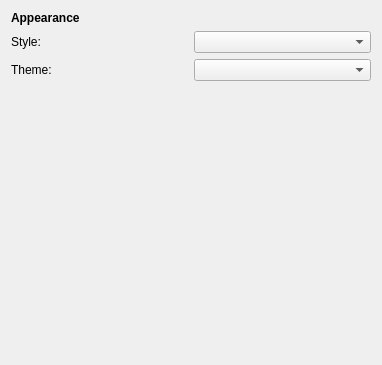
The window that sore-crow/res/designer/preferences/appearance_page.ui (DatDarkAlpaca/sore-crow) describes before a commit, drawn with Qt 5.
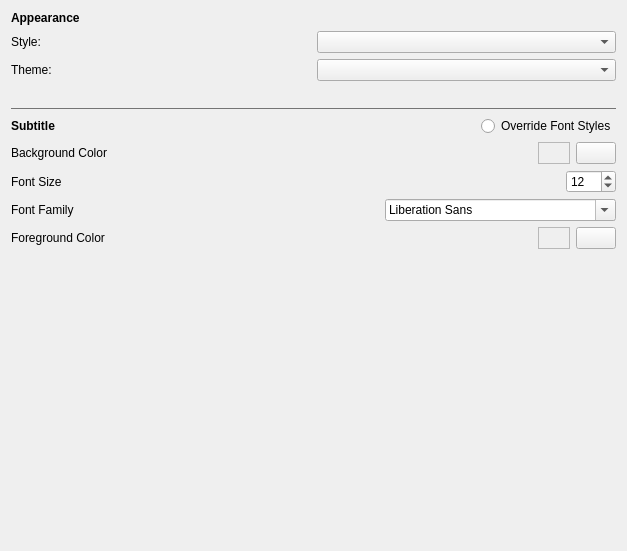
The same window after the commit. Icons and pictures are not drawn.

Commit message: Adds font styling

The edit to the form file:
```diff
--- a/sore-crow/res/designer/preferences/appearance_page.ui
+++ b/sore-crow/res/designer/preferences/appearance_page.ui
@@ -6,8 +6,8 @@
    <rect>
     <x>0</x>
     <y>0</y>
-    <width>382</width>
-    <height>365</height>
+    <width>627</width>
+    <height>551</height>
    </rect>
   </property>
   <property name="windowTitle">
@@ -50,7 +50,246 @@
     </layout>
    </item>
    <item>
-    <spacer name="verticalSpacer">
+    <spacer name="middleSpacer">
+     <property name="orientation">
+      <enum>Qt::Vertical</enum>
+     </property>
+     <property name="sizeType">
+      <enum>QSizePolicy::Fixed</enum>
+     </property>
+     <property name="sizeHint" stdset="0">
+      <size>
+       <width>20</width>
+       <height>20</height>
+      </size>
+     </property>
+    </spacer>
+   </item>
+   <item>
+    <widget class="Line" name="line">
+     <property name="styleSheet">
+      <string notr="true">color: rgb(116, 116, 116);</string>
+     </property>
+     <property name="frameShadow">
+      <enum>QFrame::Plain</enum>
+     </property>
+     <property name="orientation">
+      <enum>Qt::Horizontal</enum>
+     </property>
+    </widget>
+   </item>
+   <item>
+    <layout class="QHBoxLayout" name="subtitleHeaderLayout">
+     <item>
+      <widget class="QLabel" name="subtitleHeaderLabel">
+       <property name="text">
+        <string>&lt;b&gt;Subtitle&lt;/b&gt;</string>
+       </property>
+      </widget>
+     </item>
+     <item>
+      <spacer name="subtitleHeaderSpacer">
+       <property name="orientation">
+        <enum>Qt::Horizontal</enum>
+       </property>
+       <property name="sizeHint" stdset="0">
+        <size>
+         <width>40</width>
+         <height>20</height>
+        </size>
+       </property>
+      </spacer>
+     </item>
+     <item>
+      <widget class="QRadioButton" name="overrideStyleButton">
+       <property name="text">
+        <string>Override Font Styles</string>
+       </property>
+      </widget>
+     </item>
+    </layout>
+   </item>
+   <item>
+    <layout class="QHBoxLayout" name="backgroundColorLayout">
+     <item>
+      <widget class="QLabel" name="backgroundColorLabel">
+       <property name="text">
+        <string>Background Color</string>
+       </property>
+      </widget>
+     </item>
+     <item>
+      <spacer name="backgroundColorSpacer">
+       <property name="orientation">
+        <enum>Qt::Horizontal</enum>
+       </property>
+       <property name="sizeHint" stdset="0">
+        <size>
+         <width>40</width>
+         <height>20</height>
+        </size>
+       </property>
+      </spacer>
+     </item>
+     <item>
+      <widget class="QFrame" name="backgroundFrame">
+       <property name="minimumSize">
+        <size>
+         <width>32</width>
+         <height>0</height>
+        </size>
+       </property>
+       <property name="frameShape">
+        <enum>QFrame::StyledPanel</enum>
+       </property>
+       <property name="frameShadow">
+        <enum>QFrame::Raised</enum>
+       </property>
+      </widget>
+     </item>
+     <item>
+      <widget class="QPushButton" name="backgroundColorBtn">
+       <property name="text">
+        <string/>
+       </property>
+       <property name="icon">
+        <iconset resource="../../sore_crow.qrc">
+         <normaloff>:/Icons/icons/copy/eyedropper-tool.png</normaloff>:/Icons/icons/copy/eyedropper-tool.png</iconset>
+       </property>
+      </widget>
+     </item>
+    </layout>
+   </item>
+   <item>
+    <layout class="QHBoxLayout" name="fontSizeLayout">
+     <item>
+      <widget class="QLabel" name="fontSizeLabel">
+       <property name="text">
+        <string>Font Size</string>
+       </property>
+      </widget>
+     </item>
+     <item>
+      <spacer name="fontSizeSpacer">
+       <property name="orientation">
+        <enum>Qt::Horizontal</enum>
+       </property>
+       <property name="sizeHint" stdset="0">
+        <size>
+         <width>40</width>
+         <height>20</height>
+        </size>
+       </property>
+      </spacer>
+     </item>
+     <item>
+      <widget class="QSpinBox" name="fontSizeSpinBox">
+       <property name="minimumSize">
+        <size>
+         <width>50</width>
+         <height>0</height>
+        </size>
+       </property>
+       <property name="minimum">
+        <number>8</number>
+       </property>
+       <property name="maximum">
+        <number>100</number>
+       </property>
+       <property name="value">
+        <number>12</number>
+       </property>
+      </widget>
+     </item>
+    </layout>
+   </item>
+   <item>
+    <layout class="QHBoxLayout" name="fontFamilyLayout">
+     <item>
+      <widget class="QLabel" name="fontFamilyLabel">
+       <property name="text">
+        <string>Font Family</string>
+       </property>
+      </widget>
+     </item>
+     <item>
+      <spacer name="fontFamilySpacer">
+       <property name="orientation">
+        <enum>Qt::Horizontal</enum>
+       </property>
+       <property name="sizeHint" stdset="0">
+        <size>
+         <width>40</width>
+         <height>20</height>
+        </size>
+       </property>
+      </spacer>
+     </item>
+     <item>
+      <widget class="QFontComboBox" name="fontFamilyComboBox">
+       <property name="minimumSize">
+        <size>
+         <width>200</width>
+         <height>0</height>
+        </size>
+       </property>
+      </widget>
+     </item>
+    </layout>
+   </item>
+   <item>
+    <layout class="QHBoxLayout" name="foregroundColorLayout">
+     <item>
+      <widget class="QLabel" name="foregroundColorLabel">
+       <property name="text">
+        <string>Foreground Color</string>
+       </property>
+      </widget>
+     </item>
+     <item>
+      <spacer name="foregroundColorSpacer">
+       <property name="orientation">
+        <enum>Qt::Horizontal</enum>
+       </property>
+       <property name="sizeHint" stdset="0">
+        <size>
+         <width>40</width>
+         <height>20</height>
+        </size>
+       </property>
+      </spacer>
+     </item>
+     <item>
+      <widget class="QFrame" name="foregroundFrame">
+       <property name="minimumSize">
+        <size>
+         <width>32</width>
+         <height>0</height>
+        </size>
+       </property>
+       <property name="frameShape">
+        <enum>QFrame::StyledPanel</enum>
+       </property>
+       <property name="frameShadow">
+        <enum>QFrame::Raised</enum>
+       </property>
+      </widget>
+     </item>
+     <item>
+      <widget class="QPushButton" name="foregroundColorBtn">
+       <property name="text">
+        <string/>
+       </property>
+       <property name="icon">
+        <iconset resource="../../sore_crow.qrc">
+         <normaloff>:/Icons/icons/copy/eyedropper-tool.png</normaloff>:/Icons/icons/copy/eyedropper-tool.png</iconset>
+       </property>
+      </widget>
+     </item>
+    </layout>
+   </item>
+   <item>
+    <spacer name="bottomSpacer">
      <property name="orientation">
       <enum>Qt::Vertical</enum>
      </property>
```
The commit also changes 14 other files.
